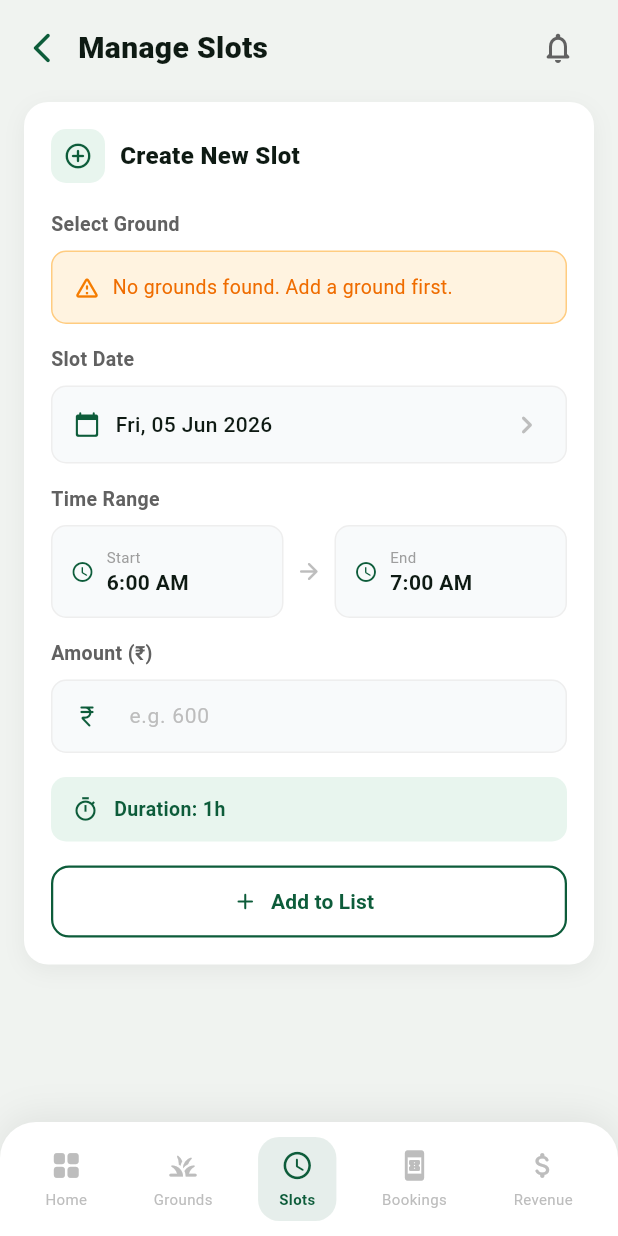
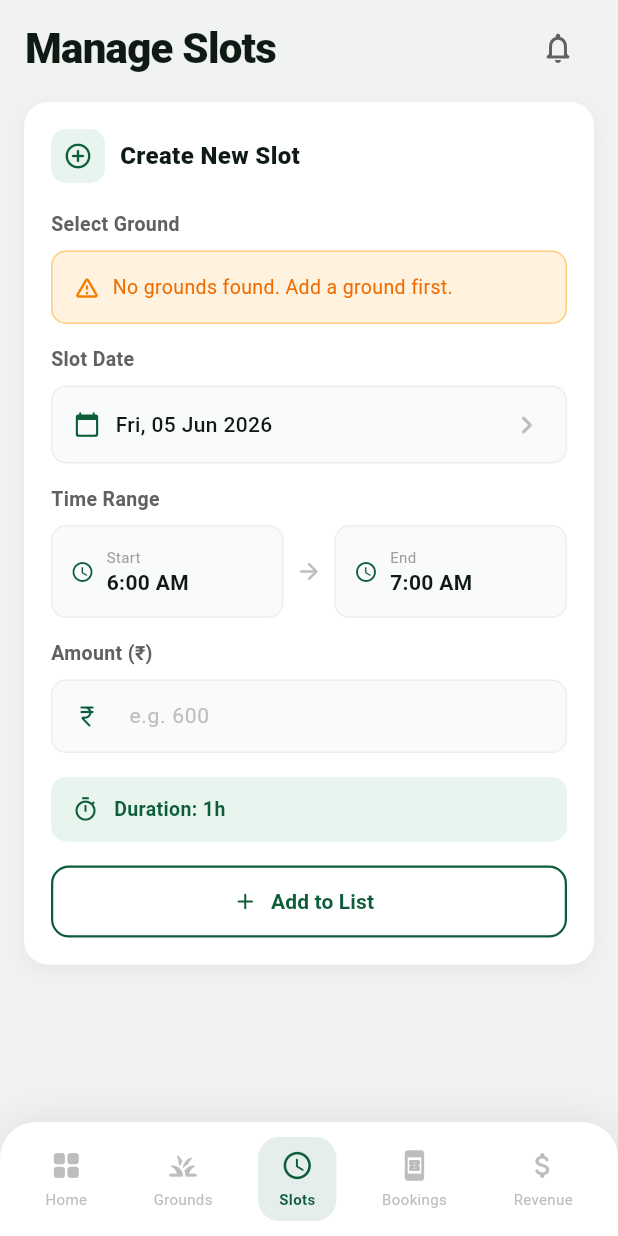
Before and after one commit to Manvendra990/sloatbook, a Flutter app: the AddSlotScreen screen opened by its route, on a phone screen of 412 x 824 dp. Run offline on Flutter 3.47's test engine with Material 3 defaults, Android fonts, the phone set to English and light mode, and no system bars; our stand-ins replace cached_network_image, cloud_firestore, firebase_auth, firebase_core, firebase_storage, fl_chart and 5 more; missing offline and left inert: razorpay_flutter; accounts and stored records are empty.

Commit message:
ADD THE  nav bar in the revenue screen , fix the profile routing of the "Slots & pricing" and "Bookings"

```diff
--- a/lib/Admin/admin_shell.dart
+++ b/lib/Admin/admin_shell.dart
@@ -92,12 +92,12 @@ class _AdminDrawer extends StatelessWidget {
                 _DrawerItem(
                   icon: Icons.schedule_outlined,
                   label: 'Slots & pricing',
-                  route: '/admin/slots',
+                  route: '/admin/slotmanagement',
                 ),
                 _DrawerItem(
                   icon: Icons.book_online_outlined,
                   label: 'Bookings',
-                  route: '/admin/bookings',
+                  route: '/admin/slot',
                 ),
                 _DrawerItem(
                   icon: Icons.bar_chart_outlined,
--- a/lib/Admin/bookings/admin_edit_booking_screen.dart
+++ b/lib/Admin/bookings/admin_edit_booking_screen.dart
@@ -310,19 +310,21 @@ class _AddSlotScreenState extends State<AddSlotScreen> {
               padding: const EdgeInsets.fromLTRB(4, 8, 16, 4),
               child: Row(
                 children: [
-                  IconButton(
-                    icon: const Icon(
-                      Icons.arrow_back_ios_new_rounded,
-                      color: _green,
-                    ),
-                    onPressed: () => context.pop(),
-                  ),
+                  // IconButton(
+                  //   icon: const Icon(
+                  //     Icons.arrow_back_ios_new_rounded,
+                  //     color: _green,
+                  //   ),
+                  //   onPressed: () => context.pop(),
+                  // ),
+
                   const Text(
-                    'Manage Slots',
+                    '  Manage Slots',
                     style: TextStyle(
-                      fontSize: 20,
+                      fontSize: 28,
                       fontWeight: FontWeight.w800,
                       color: Color(0xFF0E1A13),
+                      letterSpacing: -0.5,
                     ),
                   ),
                   const Spacer(),
--- a/lib/Admin/revenue/revenue_report_screen.dart
+++ b/lib/Admin/revenue/revenue_report_screen.dart
@@ -4,6 +4,7 @@ import 'package:flutter_riverpod/flutter_riverpod.dart';
 import 'package:intl/intl.dart';
 import 'package:path_provider/path_provider.dart';
 import 'package:slotbooking/Admin/admin_provide.dart';
+import 'package:slotbooking/Admin/navbar/adminNavbar.dart';
 
 import '../../../data/models/booking_model.dart';
 
@@ -63,6 +64,7 @@ class RevenueReportScreen extends ConsumerWidget {
               },
             ),
           ),
+          const AdminNavBar(currentIndex: 4),
         ],
       ),
     );
```
